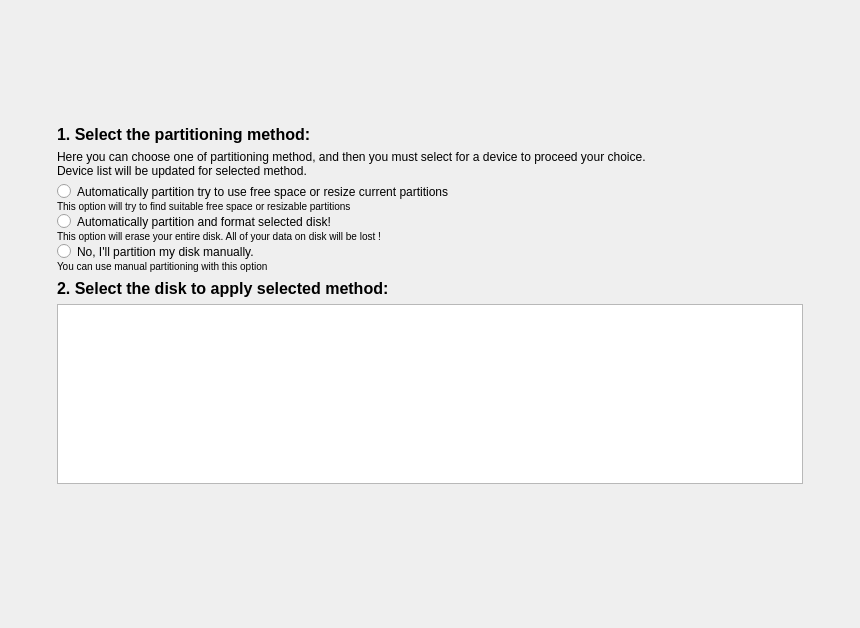
Old version of the form yali4/gui/Ui/autopartwidget.ui in the repository dadas45li/yali.
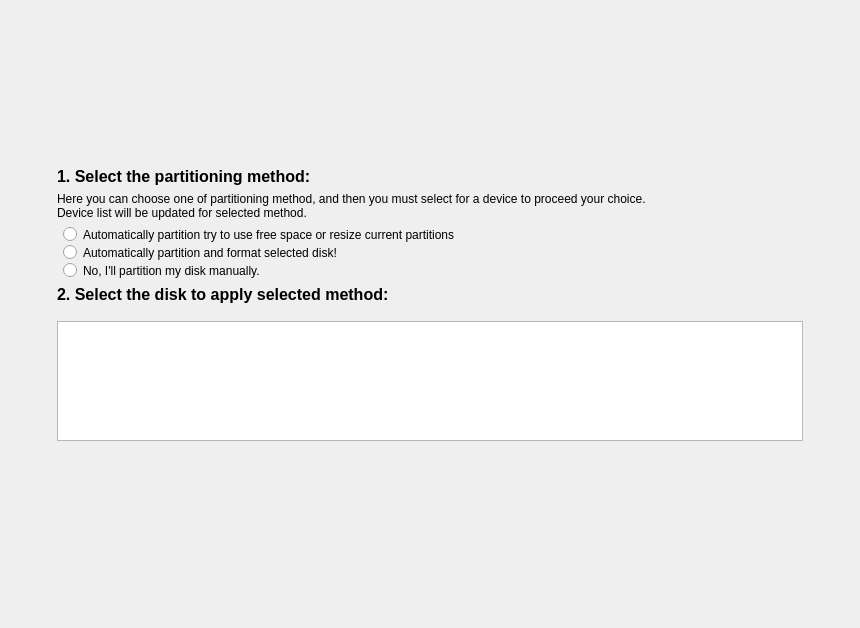
New version of the form.

Patch:
```diff
--- a/yali4/gui/Ui/autopartwidget.ui
+++ b/yali4/gui/Ui/autopartwidget.ui
@@ -12,7 +12,7 @@
   <property name="windowTitle" >
    <string>Form1</string>
   </property>
-  <layout class="QGridLayout" name="gridLayout_3" >
+  <layout class="QGridLayout" name="gridLayout_2" >
    <item row="0" column="0" colspan="3" >
     <spacer>
      <property name="orientation" >
@@ -26,7 +26,7 @@
      </property>
     </spacer>
    </item>
-   <item row="1" column="1" >
+   <item row="1" column="1" colspan="2" >
     <widget class="QLabel" name="textLabel1" >
      <property name="text" >
       <string>&lt;html>&lt;head>&lt;meta name="qrichtext" content="1" />&lt;style type="text/css">
@@ -42,7 +42,7 @@
      </property>
     </widget>
    </item>
-   <item row="2" column="1" >
+   <item row="2" column="1" colspan="2" >
     <widget class="QLabel" name="label" >
      <property name="text" >
       <string>Here you can choose one of partitioning method, and then you must select for a device to proceed your choice. &lt;br>Device list will be updated for selected method.</string>
@@ -75,70 +75,37 @@
     </spacer>
    </item>
    <item rowspan="2" row="3" column="1" >
-    <widget class="QScrollArea" name="scrollArea" >
-     <property name="styleSheet" >
-      <string notr="true" >background-color: rgba(255, 255, 255, 0);</string>
-     </property>
-     <property name="frameShape" >
-      <enum>QFrame::NoFrame</enum>
-     </property>
-     <property name="frameShadow" >
-      <enum>QFrame::Sunken</enum>
-     </property>
-     <property name="lineWidth" >
-      <number>0</number>
-     </property>
-     <property name="verticalScrollBarPolicy" >
-      <enum>Qt::ScrollBarAsNeeded</enum>
-     </property>
-     <property name="widgetResizable" >
-      <bool>true</bool>
-     </property>
-     <property name="alignment" >
-      <set>Qt::AlignLeading|Qt::AlignLeft|Qt::AlignTop</set>
-     </property>
-     <widget class="QWidget" name="scrollAreaWidgetContents" >
-      <property name="geometry" >
-       <rect>
-        <x>0</x>
-        <y>0</y>
-        <width>750</width>
-        <height>107</height>
-       </rect>
-      </property>
-      <property name="styleSheet" >
-       <string notr="true" >background:none;</string>
-      </property>
-      <layout class="QGridLayout" name="gridLayout_2" >
-       <property name="margin" >
-        <number>0</number>
-       </property>
-       <property name="spacing" >
-        <number>0</number>
-       </property>
-       <item row="0" column="0" >
         <widget class="QGroupBox" name="groupBox" >
          <property name="styleSheet" >
-          <string notr="true" >border:none;background:none;</string>
+      <string notr="true" >border:none;</string>
          </property>
          <property name="title" >
           <string/>
          </property>
          <property name="flat" >
-          <bool>false</bool>
+      <bool>true</bool>
          </property>
          <property name="checkable" >
           <bool>false</bool>
          </property>
          <layout class="QGridLayout" name="gridLayout" >
+      <property name="leftMargin" >
+       <number>6</number>
+      </property>
+      <property name="topMargin" >
+       <number>1</number>
+      </property>
+      <property name="rightMargin" >
+       <number>0</number>
+      </property>
+      <property name="bottomMargin" >
+       <number>1</number>
+      </property>
           <property name="horizontalSpacing" >
-           <number>0</number>
+       <number>1</number>
           </property>
           <property name="verticalSpacing" >
-           <number>1</number>
-          </property>
-          <property name="margin" >
-           <number>0</number>
+       <number>3</number>
           </property>
           <item row="0" column="0" >
            <widget class="QRadioButton" name="accept_auto_1" >
@@ -151,84 +118,38 @@
            </widget>
           </item>
           <item row="2" column="0" >
-           <widget class="QRadioButton" name="accept_auto_2" >
-            <property name="font" >
-             <font/>
-            </property>
-            <property name="text" >
-             <string>Automatically partition and format selected disk!</string>
-            </property>
-           </widget>
-          </item>
-          <item row="3" column="0" >
-           <widget class="QLabel" name="label_3" >
-            <property name="styleSheet" >
-             <string notr="true" >font-size:10px;</string>
-            </property>
-            <property name="text" >
-             <string>This option will erase your entire disk. All of your data on disk will be lost !</string>
-            </property>
-            <property name="scaledContents" >
-             <bool>true</bool>
-            </property>
-            <property name="alignment" >
-             <set>Qt::AlignLeading|Qt::AlignLeft|Qt::AlignTop</set>
-            </property>
-           </widget>
-          </item>
-          <item row="4" column="0" >
            <widget class="QRadioButton" name="manual" >
             <property name="font" >
              <font/>
             </property>
-            <property name="text" >
-             <string>No, I'll partition my disk manually.</string>
-            </property>
-           </widget>
-          </item>
-          <item row="5" column="0" >
-           <widget class="QLabel" name="label_4" >
-            <property name="styleSheet" >
-             <string notr="true" >font-size:10px;</string>
-            </property>
-            <property name="text" >
+        <property name="toolTip" >
              <string>You can use manual partitioning with this option</string>
             </property>
-            <property name="scaledContents" >
-             <bool>true</bool>
-            </property>
-            <property name="alignment" >
-             <set>Qt::AlignLeading|Qt::AlignLeft|Qt::AlignTop</set>
+        <property name="text" >
+         <string>No, I'll partition my disk manually.</string>
             </property>
            </widget>
           </item>
           <item row="1" column="0" >
-           <widget class="QLabel" name="label_2" >
+       <widget class="QRadioButton" name="accept_auto_2" >
+        <property name="font" >
+         <font/>
+        </property>
             <property name="toolTip" >
-             <string>If there is no suitable partition this option will be disabled</string>
-            </property>
-            <property name="styleSheet" >
-             <string notr="true" >font-size:10px;</string>
+         <string>This option will erase your entire disk. All of your data on disk will be lost !</string>
             </property>
             <property name="text" >
-             <string>This option will try to find suitable free space or resizable partitions</string>
-            </property>
-            <property name="scaledContents" >
-             <bool>true</bool>
-            </property>
-            <property name="alignment" >
-             <set>Qt::AlignLeading|Qt::AlignLeft|Qt::AlignTop</set>
-            </property>
-            <property name="wordWrap" >
-             <bool>true</bool>
-            </property>
+         <string>Automatically partition and format selected disk!</string>
+        </property>
            </widget>
           </item>
          </layout>
-        </widget>
-       </item>
-      </layout>
-     </widget>
+     <zorder>accept_auto_1</zorder>
+     <zorder>label_3</zorder>
+     <zorder>manual</zorder>
+     <zorder>label_4</zorder>
+     <zorder>label_2</zorder>
+     <zorder>accept_auto_2</zorder>
     </widget>
    </item>
    <item row="4" column="2" >
@@ -276,7 +197,7 @@
        <property name="maximumSize" >
         <size>
          <width>16777215</width>
-         <height>180</height>
+         <height>120</height>
         </size>
        </property>
       </widget>
```
Left out of the diff: 3 changed lines with no effect on the pictures. Lines whose indentation alone changed are shown as unchanged.
